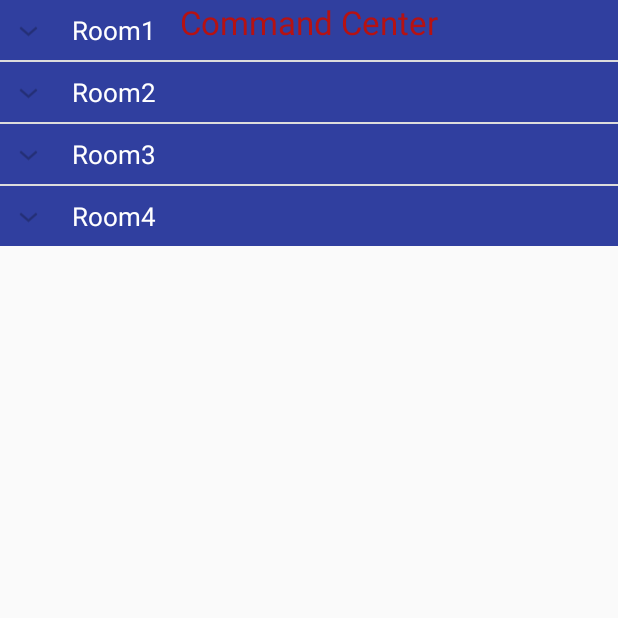
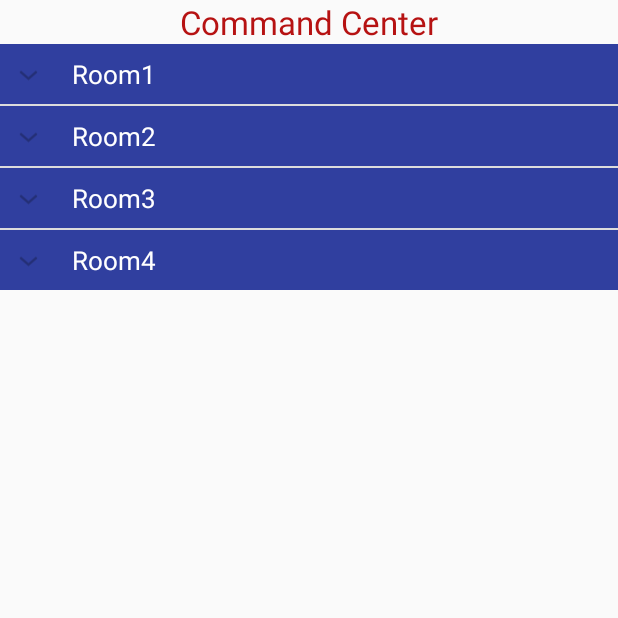
Before and after one commit to RMihaela/SmartHouse, an Android app: the CommandCenterActivity screen opened directly, with no data from a screen before it, on a phone screen of 412 x 824 dp, the top half of it. Run offline under Robolectric (Android 15) with nearby library versions, the phone set to English and light mode, and no system bars.

Commit message:
Command Center activity now functional.

```diff
--- a/SmartHouse/app/src/main/java/com/example/mihaela/smarthouse/command_center/CmdButtonListItem.java
+++ b/SmartHouse/app/src/main/java/com/example/mihaela/smarthouse/command_center/CmdButtonListItem.java
@@ -16,7 +16,7 @@ public class CmdButtonListItem implements CmdListItem{
     }
 
     public String getStatus() {
-        return status;
+        return status == null ? "" : status;
     }
 
     public void setStatus(String newStatus) {
--- a/SmartHouse/app/src/main/java/com/example/mihaela/smarthouse/command_center/CmdListAdapter.java
+++ b/SmartHouse/app/src/main/java/com/example/mihaela/smarthouse/command_center/CmdListAdapter.java
@@ -20,11 +20,26 @@ import java.util.ArrayList;
 public class CmdListAdapter extends BaseExpandableListAdapter {
 
     private Context context;
-    private ArrayList<CmdListHeader> groups;
+    private ArrayList<CmdListHeader> groups = new ArrayList<>();
 
     public CmdListAdapter(Context context, ArrayList<CmdListHeader> groups) {
         this.context = context;
         this.groups = groups;
+    }
+
+    @Override
+    public int getChildTypeCount() {
+        return 2;
+    }
+    /*
+    type 0 == CmdButtonListItem
+         1 == CmdSwitchListItem
+     */
+    @Override
+    public int getChildType(int groupPosition, int childPosition) {
+        if (getChild(groupPosition, childPosition).getClass().getSimpleName().equals("CmdButtonListItem"))
+            return 0;
+        return 1;
     }
 
     @Override
@@ -41,36 +56,32 @@ public class CmdListAdapter extends BaseExpandableListAdapter {
     @Override
     public View getChildView(int groupPosition, int childPosition,
                              boolean isLastChild, View convertView, ViewGroup parent) {
+        int childType = getChildType(groupPosition, childPosition);
 
         CmdListItem child = (CmdListItem) getChild(groupPosition, childPosition);
 
-
-        if(child.getClass().getSimpleName().equals("CmdButtonListItem")) {
+        if (childType == 0) {
             if (convertView == null) {
                 LayoutInflater infalInflater = (LayoutInflater) context
                         .getSystemService(context.LAYOUT_INFLATER_SERVICE);
                 convertView = infalInflater.inflate(R.layout.cmd_expandable_list_button_item, null);
             }
-            TextView title = (TextView) convertView.findViewById(R.id.cmdTitleLabel);
-            TextView status = (TextView) convertView.findViewById(R.id.cmdStatusLabel);
+            TextView titleTextView = (TextView) convertView.findViewById(R.id.cmdTitleLabel);
+            TextView statusTextView = (TextView) convertView.findViewById(R.id.cmdStatusLabel);
 
+//            Log.d("CREATION", "TITLE: " + child.getTitle().toString() + " STATUS: " + statusTextView.toString());
+            titleTextView.setText(child.getTitle().toString());
+            statusTextView.setText(child.getStatus());
 
-            title.setText(child.getClass().getSimpleName());
-            //title.setText(child.getTitle().toString());
-            status.setText(child.getStatus());
-
-        }
-
-        else
-        if(child.getClass().getSimpleName().equals("CmdSwitchListItem")) {
+        } else if (child.getClass().getSimpleName().equals("CmdSwitchListItem")) {
             if (convertView == null) {
                 LayoutInflater infalInflater = (LayoutInflater) context
                         .getSystemService(context.LAYOUT_INFLATER_SERVICE);
                 convertView = infalInflater.inflate(R.layout.cmd_expandable_list_switch_item, null);
             }
             TextView title = (TextView) convertView.findViewById(R.id.cmdSwitchTitleLabel);
+            title.setText(child.getTitle().toString());
 
-            //title.setText(child.getTitle().toString());
         }
         return convertView;
     }
--- a/SmartHouse/app/src/main/java/com/example/mihaela/smarthouse/command_center/CmdListHeader.java
+++ b/SmartHouse/app/src/main/java/com/example/mihaela/smarthouse/command_center/CmdListHeader.java
@@ -7,7 +7,7 @@ import java.util.ArrayList;
  */
 public class CmdListHeader {
     private String Name;
-    private ArrayList<CmdListItem> Items;
+    private ArrayList<CmdListItem> Items=new ArrayList<>();
 
     public String getName() {
         return Name;
--- a/SmartHouse/app/src/main/java/com/example/mihaela/smarthouse/command_center/CmdSwitchListItem.java
+++ b/SmartHouse/app/src/main/java/com/example/mihaela/smarthouse/command_center/CmdSwitchListItem.java
@@ -5,7 +5,7 @@ package com.example.mihaela.smarthouse.command_center;
  */
 public class CmdSwitchListItem implements CmdListItem{
     private String title;
-    private String status = new String("");
+    private String status;
 
     public String getTitle() {
         return title == null? " " : title;
@@ -16,7 +16,7 @@ public class CmdSwitchListItem implements CmdListItem{
     }
 
     public String getStatus() {
-        return status;
+        return status == null? "" : status;
     }
 
     public void setStatus(String newStatus) {
--- a/SmartHouse/app/src/main/java/com/example/mihaela/smarthouse/command_center/CommandCenterActivity.java
+++ b/SmartHouse/app/src/main/java/com/example/mihaela/smarthouse/command_center/CommandCenterActivity.java
@@ -2,6 +2,7 @@ package com.example.mihaela.smarthouse.command_center;
 
 import android.support.v7.app.AppCompatActivity;
 import android.os.Bundle;
+import android.util.Log;
 import android.widget.ExpandableListView;
 
 import com.example.mihaela.smarthouse.R;
@@ -32,7 +33,7 @@ public class CommandCenterActivity extends AppCompatActivity {
 
         ArrayList<CmdListHeader> list = new ArrayList<>();
 
-        ArrayList<CmdListItem> ch_list;
+       // ArrayList<CmdListItem> ch_list;
 
         int size = 4;
 
@@ -41,7 +42,8 @@ public class CommandCenterActivity extends AppCompatActivity {
             CmdListHeader gru = new CmdListHeader();
             gru.setName(group_name);
 
-            ch_list = new ArrayList<CmdListItem>();
+            ArrayList<CmdListItem> ch_list = new ArrayList<CmdListItem>();
+            ch_list.clear();
             for(int j = 0; j < size; j++){
                 CmdListItem ch = new CmdButtonListItem();
                 ch.setTitle(item_names[j]);
@@ -50,15 +52,22 @@ public class CommandCenterActivity extends AppCompatActivity {
             }
 
             for(int i = 0; i < 3; i++){
-                CmdSwitchListItem chs = new CmdSwitchListItem();
-                //chs.setTitle(item_names[i]);
+                CmdListItem chs = new CmdSwitchListItem();
+                chs.setTitle(item_names[i]);
                 ch_list.add(chs);
             }
+
 
             gru.setItems(ch_list);
             list.add(gru);
 
         }
+        for (CmdListHeader head:list){
+            Log.d("CREATION", head.getName() );
+            for(CmdListItem item: head.getItems()){
+                Log.d("CREATION", item.getTitle()+" "+item.getClass().getSimpleName() );
+            }
+        }
 
         return list;
     }
--- a/SmartHouse/app/src/main/res/layout/activity_command_center.xml
+++ b/SmartHouse/app/src/main/res/layout/activity_command_center.xml
@@ -14,7 +14,7 @@
         android:layout_height="wrap_content"
         android:id="@+id/cmd_exp_list"
         android:choiceMode="singleChoice"
-        android:layout_alignParentTop="true"
+        android:layout_below="@+id/cmdTitleView"
         android:layout_alignParentLeft="true"
         android:layout_alignParentStart="true" />
 
```
